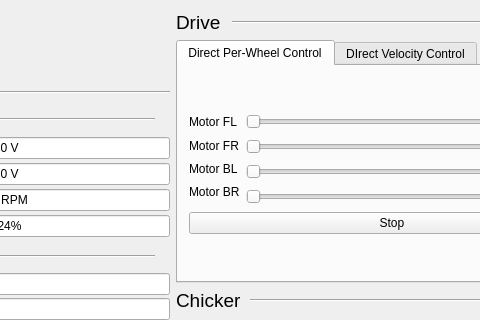
Old version of the form src/software/robot_diagnostics/ui/main_widget.ui in the repository UBC-Thunderbots/Software; both pictures show x 273 to 753 and y 0 to 320 of the 892 by 458 pixel window.
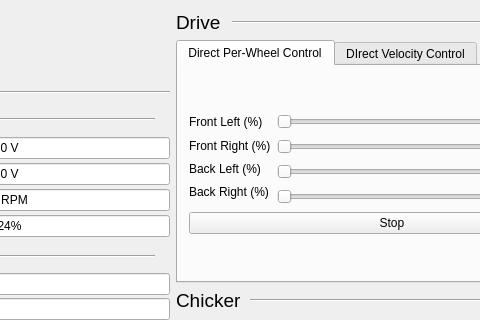
New version of the form. The open tabs and pages were chosen to show the change.

What changed in the file:
```diff
--- a/src/software/robot_diagnostics/ui/main_widget.ui
+++ b/src/software/robot_diagnostics/ui/main_widget.ui
@@ -466,7 +466,7 @@
                        <string>Front Left Motor</string>
                       </property>
                       <property name="text">
-                       <string>Motor FL</string>
+                       <string>Front Left (%)</string>
                       </property>
                      </widget>
                     </item>
@@ -476,7 +476,7 @@
                        <string>Front Right Motor</string>
                       </property>
                       <property name="text">
-                       <string>Motor FR</string>
+                       <string>Front Right (%)</string>
                       </property>
                      </widget>
                     </item>
@@ -486,7 +486,7 @@
                        <string>Back Left Motor</string>
                       </property>
                       <property name="text">
-                       <string>Motor BL</string>
+                       <string>Back Left (%)</string>
                       </property>
                      </widget>
                     </item>
@@ -496,7 +496,7 @@
                        <string>Back Right Motor</string>
                       </property>
                       <property name="text">
-                       <string>Motor BR</string>
+                       <string>Back Right (%)</string>
                       </property>
                      </widget>
                     </item>
```
Left out of the diff: 2 changed lines with no effect on the pictures.
